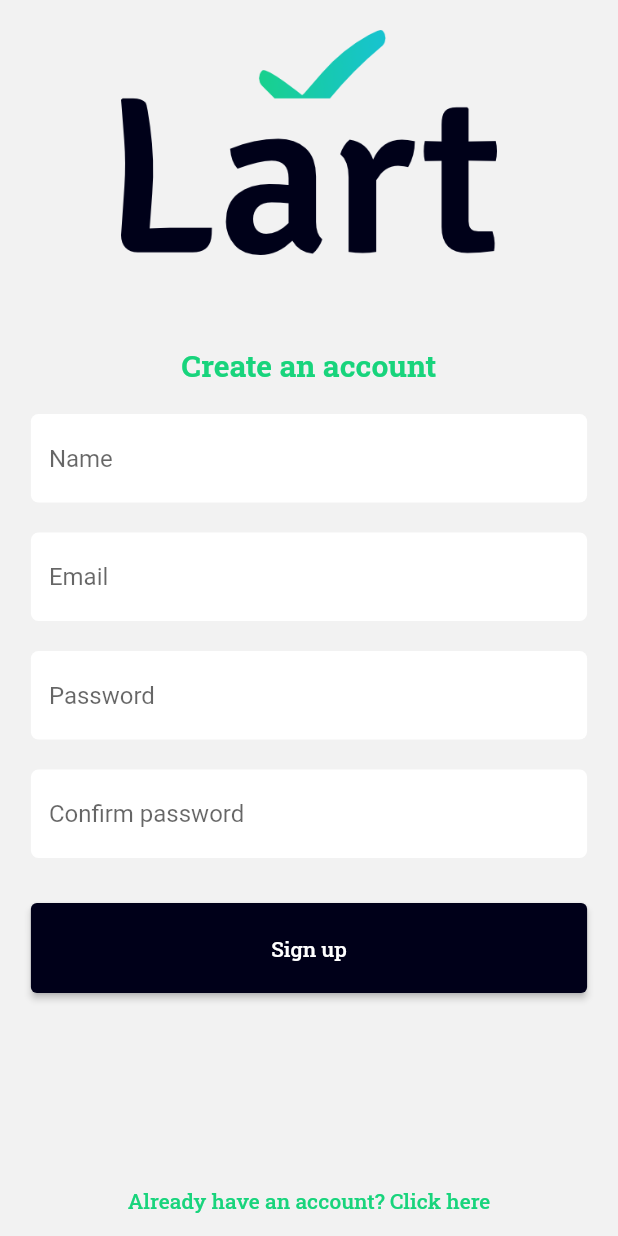
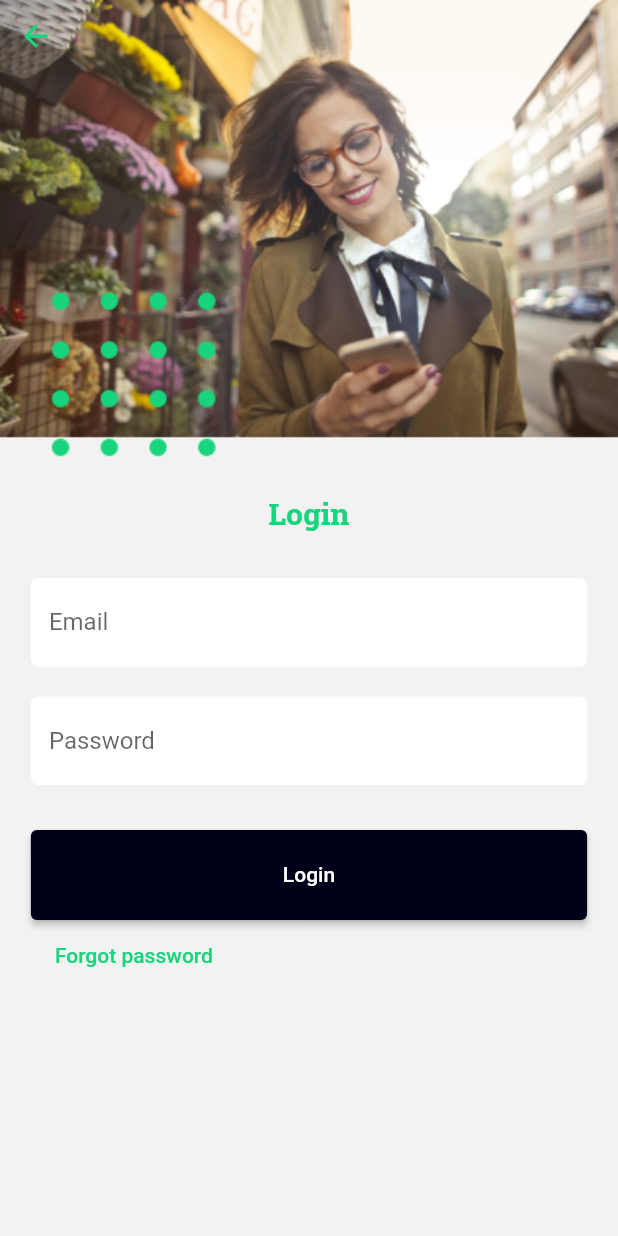
Before and after one commit to Delmed26/Lart, a Flutter app: the screen it shows after launch, after a tap on "Already have an account? Click here", on a phone screen of 412 x 824 dp. Run offline on Flutter 3.47's test engine with Material 2 defaults, Android fonts, the phone set to English and light mode, and no system bars; our stand-ins replace google_fonts; generated files the repository leaves out were written again.

Commit message:
Login page y Forgot password page
Se crearon las páginas de login y forgot password

```diff
--- a/lart/lib/l10n/app_en.arb
+++ b/lart/lib/l10n/app_en.arb
@@ -6,5 +6,9 @@
     "password": "Password",
     "confirmPassword": "Confirm password",
     "signUp": "Sign up",
-    "alreadyAccount": "Already have an account? Click here"
+    "alreadyAccount": "Already have an account? Click here",
+    "login": "Login",
+    "forgotPassword": "Forgot password",
+    "messageForgotPassword": "Please enter your email to search for your account",
+    "sendMail": "Send mail"
 }
--- a/lart/lib/l10n/app_es.arb
+++ b/lart/lib/l10n/app_es.arb
@@ -6,5 +6,9 @@
     "password": "Contraseña",
     "confirmPassword": "Confirmar contraseña",
     "signUp": "Registrarse",
-    "alreadyAccount": "¿Ya tienes una cuenta? haz clic aquí"
+    "alreadyAccount": "¿Ya tienes una cuenta? haz clic aquí",
+    "login": "Inicia sesión",
+    "forgotPassword": "Olvidé mi contraseña",
+    "messageForgotPassword": "Por favor introduce tu correo para buscar tu cuenta",
+    "sendMail": "Enviar correo"
 }
--- a/lart/lib/main.dart
+++ b/lart/lib/main.dart
@@ -1,5 +1,7 @@
 import 'package:flutter/material.dart';
 import 'package:google_fonts/google_fonts.dart';
+import 'package:lart/ui/pages/forgotPassword_page.dart';
+import 'package:lart/ui/pages/login_page.dart';
 import 'package:lart/ui/pages/signup_page.dart';
 import 'package:flutter_localizations/flutter_localizations.dart';
 import 'package:flutter_gen/gen_l10n/app_localizations.dart';
@@ -16,11 +18,14 @@ class MyApp extends StatelessWidget {
       title: 'Lart',
       debugShowCheckedModeBanner: false,
       theme: ThemeData(
-          accentColor: Color.fromRGBO(24, 212, 124, 100),
-          brightness: Brightness.light,
-          textTheme: GoogleFonts.robotoSlabTextTheme()),
-      initialRoute: 'login',
-      routes: {'login': (_) => LoginScreen()},
+        accentColor: Color.fromRGBO(24, 212, 124, 100),
+        brightness: Brightness.light),
+      initialRoute: 'signup',
+      routes: {
+        'signup': (_) => SignupScreen(),
+        'login': (_) => LoginScreen(),
+        'forgotPassword': (_) => ForgotPasswordScreen()
+      },
       localizationsDelegates: [
         AppLocalizations.delegate,
         GlobalMaterialLocalizations.delegate,
--- /dev/null
+++ b/lart/lib/ui/pages/login_page.dart
@@ -0,0 +1,79 @@
+import 'package:flutter/material.dart';
+import 'package:google_fonts/google_fonts.dart';
+import 'package:lart/ui/shared/styles.dart';
+import 'package:flutter_gen/gen_l10n/app_localizations.dart';
+import 'package:lart/ui/widgets/textField_widget.dart';
+
+class LoginScreen extends StatelessWidget {
+  const LoginScreen({Key? key}) : super(key: key);
+
+  @override
+  Widget build(BuildContext context) {
+    return Scaffold(
+      backgroundColor: kcBackgroundColor,
+      body: Stack(
+        children: [
+          Column(
+            children: [
+              Container(
+                width: double.infinity,
+                child: Image.asset('assets/design/login-woman-pexels.png', fit: BoxFit.fitWidth,)
+              ),
+              FractionallySizedBox(
+                widthFactor: 0.9,
+                child: Column(
+                  children: [
+                    Padding(
+                      padding: const EdgeInsets.symmetric(vertical: 20.0),
+                      child: Text(AppLocalizations.of(context)!.login,
+                        style: GoogleFonts.robotoSlab(
+                          textStyle: ktsSubheader
+                        )),
+                    ),
+                    PersonalizedTextField(
+                      textInputType: TextInputType.emailAddress,
+                      hintText: AppLocalizations.of(context)!.email),
+                    PersonalizedTextField(
+                      textInputType: TextInputType.visiblePassword,
+                      hintText: AppLocalizations.of(context)!.password,
+                      autocorrect: false,
+                      obscureText: true,
+                      suggestions: false,
+                    ),
+                    Padding(
+                      padding: const EdgeInsets.only(top: 20.0),
+                      child: ElevatedButton(
+                        onPressed: (){},
+                        child: Text(AppLocalizations.of(context)!.login),
+                        style: kbsButton
+                      )
+                    ),
+                    Container(
+                      alignment: Alignment.centerLeft,
+                      child: MaterialButton(
+                        onPressed: (){
+                          Navigator.pushNamed(context, 'forgotPassword');
+                        },
+                        child: Text(AppLocalizations.of(context)!.forgotPassword,
+                          style: TextStyle(color: Color.fromRGBO(24, 212, 124, 1.0))
+                        ),
+                      ),
+                    ),
+                  ],
+                )
+              ),
+            ],
+          ),
+          SafeArea(
+            child: IconButton(
+              onPressed: (){
+                Navigator.pop(context);
+              },
+              icon: Icon(Icons.arrow_back_rounded, color: kcPrimaryColor,)
+            )
+          ),
+        ],
+      ),
+    );
+  }
+}
--- a/lart/lib/ui/pages/signup_page.dart
+++ b/lart/lib/ui/pages/signup_page.dart
@@ -4,11 +4,11 @@ import 'package:lart/ui/shared/styles.dart';
 import 'package:lart/ui/widgets/textField_widget.dart';
 import 'package:flutter_gen/gen_l10n/app_localizations.dart';
 
-class LoginScreen extends StatelessWidget {
+class SignupScreen extends StatelessWidget {
   @override
   Widget build(BuildContext context) {
     return Scaffold(
-      backgroundColor: Color.fromRGBO(242, 242, 242, 1),
+      backgroundColor: kcBackgroundColor,
       body: SafeArea(
         child: Container(
           alignment: Alignment.center,
@@ -66,7 +66,9 @@ class LoginScreen extends StatelessWidget {
                   child: Align(
                     alignment: FractionalOffset.bottomCenter,
                     child: MaterialButton(
-                      onPressed: () => {},
+                      onPressed: () => {
+                        Navigator.pushNamed(context, 'login')
+                      },
                       child: Text(AppLocalizations.of(context)!.alreadyAccount, style: TextStyle(color: Color.fromRGBO(24, 212, 124, 1.0))),
                     ),
                   ),
--- a/lart/lib/ui/shared/styles.dart
+++ b/lart/lib/ui/shared/styles.dart
@@ -3,12 +3,14 @@ import 'package:flutter/material.dart';
 // Colors
 const Color kcPrimaryColor = Color(0xFF18D47C);
 const Color kcSecondaryColor = Color(0xFF000019);
+const Color kcBackgroundColor = Color.fromRGBO(242, 242, 242, 1);
 
 // TextStyle
 const TextStyle ktsSubheader = TextStyle(
-    fontSize: 20.0,
-    fontWeight: FontWeight.bold,
-    color: kcPrimaryColor);
+    fontSize: 20.0, fontWeight: FontWeight.bold, color: kcPrimaryColor);
+
+const TextStyle ktsBody = TextStyle(
+    fontSize: 14.0, color: kcSecondaryColor);
 
 ButtonStyle kbsButton = ButtonStyle(
     backgroundColor: MaterialStateProperty.all<Color>(kcSecondaryColor),
--- a/lart/pubspec.yaml
+++ b/lart/pubspec.yaml
@@ -54,6 +54,7 @@ flutter:
   # To add assets to your application, add an assets section, like this:
   assets:
     - assets/design/
+    - assets/design/login-woman-pexels.png
   #   - images/a_dot_ham.jpeg
 
   # An image asset can refer to one or more resolution-specific "variants", see
```
Also changed, not shown: lart/lib/ui/pages/forgotPassword_page.dart (added, +53 -0 lines), lart/assets/design/login-woman-pexels.png (added).
